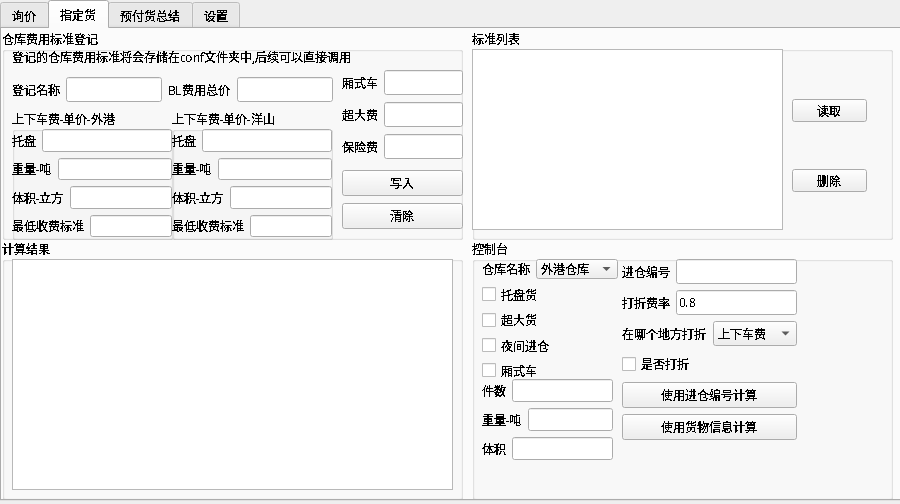
Qt form Ui/untitled.ui (jerryliang122-vast/working-CIF-service) before a commit.
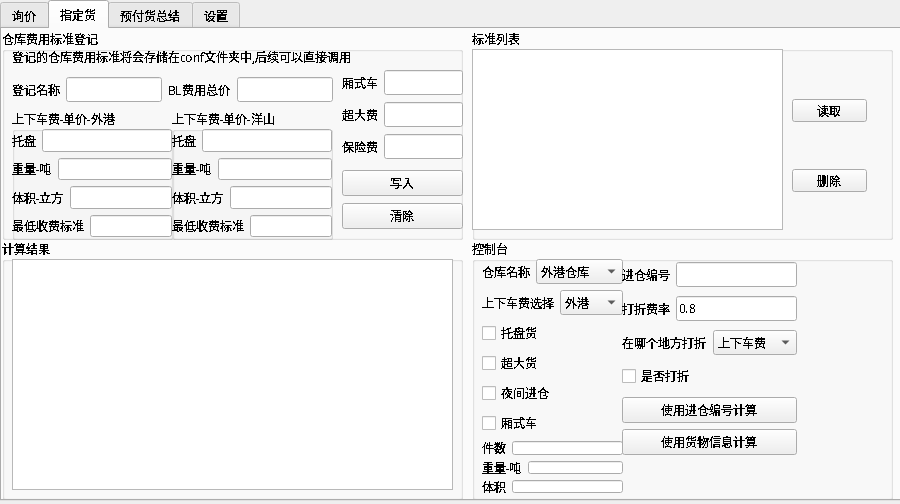
The same form after that commit. The open tabs and pages were chosen to show the change.

Commit message: 更新了Ui_untitled.py和untitled.ui文件，调整了组件的位置和大小，并添加了新的文本标签和下拉框。

What changed in the file:
```diff
--- a/Ui/untitled.ui
+++ b/Ui/untitled.ui
@@ -1279,8 +1279,8 @@
        <rect>
         <x>10</x>
         <y>20</y>
-        <width>136</width>
-        <height>121</height>
+        <width>141</width>
+        <height>234</height>
        </rect>
       </property>
       <layout class="QVBoxLayout" name="verticalLayout_4">
@@ -1315,6 +1315,31 @@
          </item>
         </layout>
        </item>
+       <item>
+        <layout class="QHBoxLayout" name="horizontalLayout_42">
+         <item>
+          <widget class="QLabel" name="label_40">
+           <property name="text">
+            <string>上下车费选择</string>
+           </property>
+          </widget>
+         </item>
+         <item>
+          <widget class="QComboBox" name="cfs_inout_chose">
+           <item>
+            <property name="text">
+             <string>外港</string>
+            </property>
+           </item>
+           <item>
+            <property name="text">
+             <string>洋山</string>
+            </property>
+           </item>
+          </widget>
+         </item>
+        </layout>
+       </item>
        <item>
         <widget class="QCheckBox" name="cfs_pallets">
          <property name="text">
@@ -1343,17 +1368,7 @@
          </property>
         </widget>
        </item>
-      </layout>
-     </widget>
-     <widget class="QWidget" name="verticalLayoutWidget_7">
-      <property name="geometry">
-       <rect>
-        <x>10</x>
-        <y>140</y>
-        <width>131</width>
-        <height>81</height>
-       </rect>
-      </property>
+       <item>
       <layout class="QVBoxLayout" name="verticalLayout_7">
        <item>
         <layout class="QHBoxLayout" name="horizontalLayout_38">
@@ -1398,6 +1413,8 @@
         </layout>
        </item>
       </layout>
+       </item>
+      </layout>
      </widget>
      <widget class="QWidget" name="verticalLayoutWidget_6">
       <property name="geometry">
@@ -1405,7 +1422,7 @@
         <x>150</x>
         <y>20</y>
         <width>175</width>
-        <height>181</height>
+        <height>202</height>
        </rect>
       </property>
       <layout class="QVBoxLayout" name="verticalLayout_6">
```
Left out of the diff: 2 changed lines with no effect on the pictures. Lines whose indentation alone changed are shown as unchanged. The commit also changes 2 other files.
